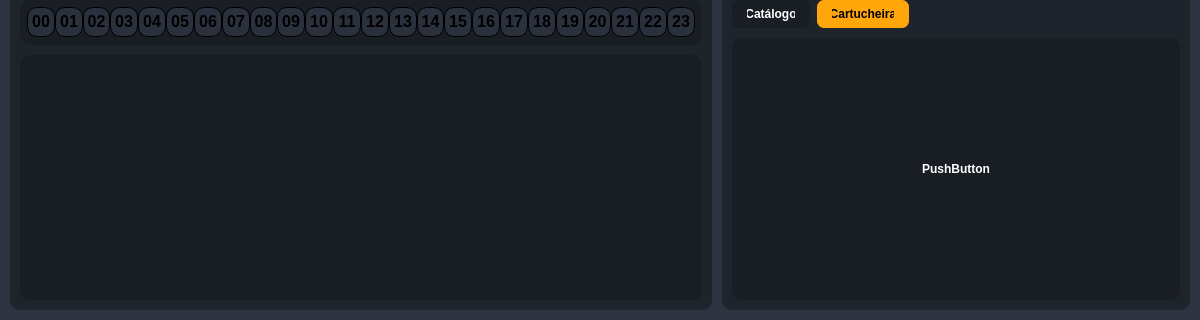
Above: UI/player.ui from BrunoCardosoFS/NaxiStudioMix before the change; both pictures show x 0 to 1200 and y 280 to 600 of the 1200 by 600 pixel window. Below: the same form after it.
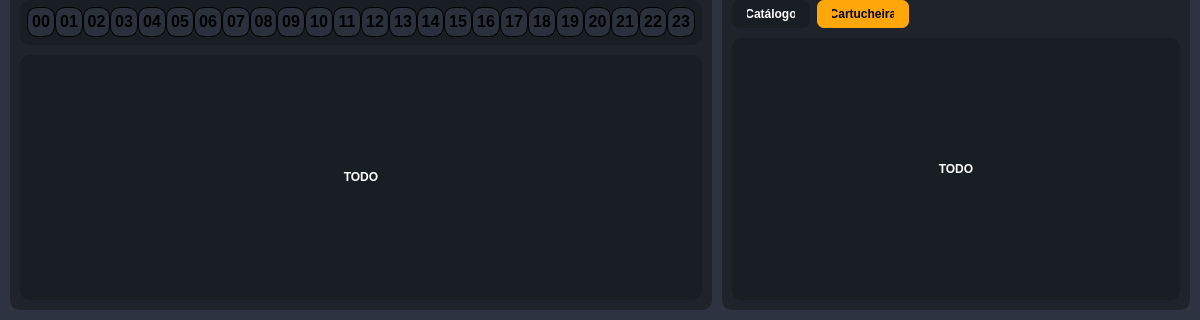
That is the form after the change. The open tabs and pages were chosen to show the change. Icons and pictures are not drawn.

Diff of the .ui file:
```diff
--- a/UI/player.ui
+++ b/UI/player.ui
@@ -1270,7 +1270,15 @@
        </item>
        <item>
         <widget class="QWidget" name="playlist" native="true">
-         <layout class="QVBoxLayout" name="playlistLayout"/>
+         <layout class="QVBoxLayout" name="playlistLayout">
+          <item>
+           <widget class="QPushButton" name="pushButton_2">
+            <property name="text">
+             <string>TODO</string>
+            </property>
+           </widget>
+          </item>
+         </layout>
         </widget>
        </item>
       </layout>
@@ -1496,7 +1504,7 @@
                <item>
                 <widget class="QPushButton" name="pushButton">
                  <property name="text">
-                  <string>PushButton</string>
+                  <string>TODO</string>
                  </property>
                 </widget>
                </item>
```
Left out of the diff: 2 changed lines with no effect on the pictures.
